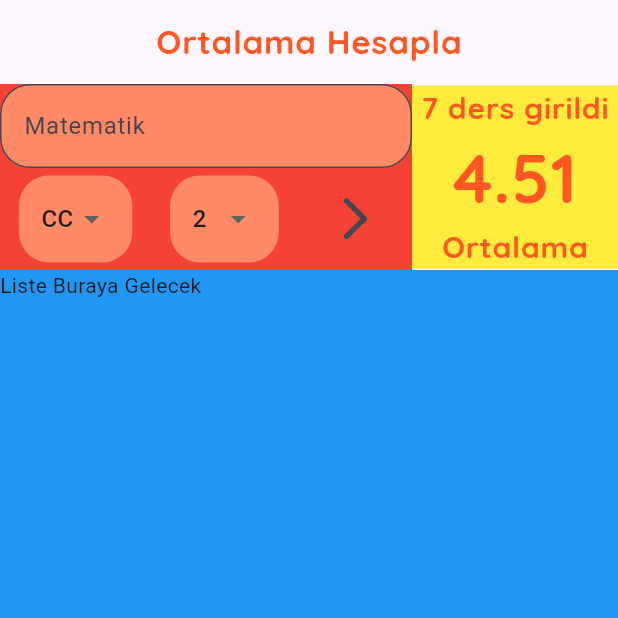
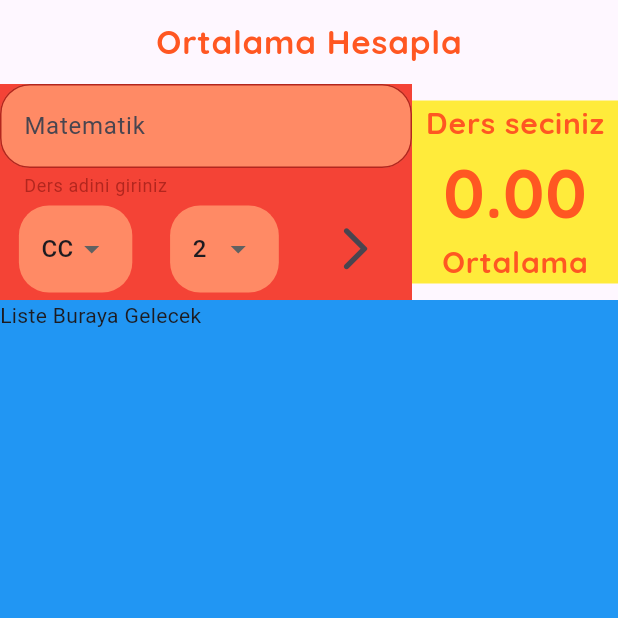
Before and after one commit to BurakTurker1/Flutter_Dinamik_Ortalama_Hesapla, a Flutter app: the screen it shows after launch, after a tap on the "arrow forward ios" icon, on a phone screen of 412 x 824 dp, the top half of it. Run offline on Flutter 3.47's test engine with Material 3 defaults, Android fonts, the light colour scheme and no system bars; our stand-ins replace google_fonts.

Commit message:
ortalama  hesaplama işlemi

```diff
--- a/lib/helper/data_helper.dart
+++ b/lib/helper/data_helper.dart
@@ -1,4 +1,5 @@
 import 'package:flutter/material.dart';
+import 'package:flutter_dinamik_ortalama_hesaplama/model/ders.dart';
 
 class DataHelper {
 /*
@@ -44,15 +45,43 @@ FF / 0.00 / 0 – 44
         return -1;
     }
   }
-  static List<DropdownMenuItem<double>> tumDerslerinHarfleri(){
-    return _tumDerslerinHarfleri().map((e) => DropdownMenuItem(child: Text(e),value: _harfNotaCevir(e),)).toList();
+
+  static List<DropdownMenuItem<double>> tumDerslerinHarfleri() {
+    return _tumDerslerinHarfleri()
+        .map((e) => DropdownMenuItem(
+              child: Text(e),
+              value: _harfNotaCevir(e),
+            ))
+        .toList();
   }
 
-  static List<int> _tumKrediler(){
-    return List.generate(10, (index) => index+1).toList();
+  static List<int> _tumKrediler() {
+    return List.generate(10, (index) => index + 1).toList();
   }
 
-  static List<DropdownMenuItem<double>> tumDerslerinKredileri(){
-    return _tumKrediler().map((e) => DropdownMenuItem(child: Text(e.toString()),value: e.toDouble(),)).toList();
+  static List<DropdownMenuItem<double>> tumDerslerinKredileri() {
+    return _tumKrediler()
+        .map((e) => DropdownMenuItem(
+              child: Text(e.toString()),
+              value: e.toDouble(),
+            ))
+        .toList();
+  }
+
+  static List<Ders> tumEklenenDersler = [];
+
+  static DersEkle(Ders ders) {
+    tumEklenenDersler.add(ders);
+  }
+
+  static double ortalamaHesapla() {
+    double toplamNot = 0;
+    double toplamKredi = 0;
+
+    tumEklenenDersler.forEach((element) {
+      toplamKredi += element.krediDegeri;
+      toplamNot = toplamNot + (element.krediDegeri * element.harfDegeri);
+    });
+    return toplamNot / toplamKredi;
   }
 }
--- /dev/null
+++ b/lib/model/ders.dart
@@ -0,0 +1,12 @@
+class Ders{
+  final String ad;
+  final double harfDegeri;
+  final double krediDegeri;
+
+  Ders({required this.ad,required this.harfDegeri,required this.krediDegeri});
+
+  @override
+  String toString() {
+    return 'Ders adi: $ad, Harf Degeri: $harfDegeri, Kredi Degeri: $krediDegeri';
+  }
+}
--- a/lib/widgets/ortalama_hesapla_page.dart
+++ b/lib/widgets/ortalama_hesapla_page.dart
@@ -2,6 +2,7 @@ import 'package:flutter/material.dart';
 import 'package:flutter/widgets.dart';
 import 'package:flutter_dinamik_ortalama_hesaplama/constants/app_constant.dart';
 import 'package:flutter_dinamik_ortalama_hesaplama/helper/data_helper.dart';
+import 'package:flutter_dinamik_ortalama_hesaplama/model/ders.dart';
 import 'package:flutter_dinamik_ortalama_hesaplama/widgets/ortalama_goster.dart';
 
 class OrtalamaHesaplaApp extends StatefulWidget {
@@ -16,6 +17,7 @@ class _OrtalamaHesaplaAppState extends State<OrtalamaHesaplaApp> {
 
   double secilenHarfDegeri = 2;
   double secilenKrediDegeri = 2;
+  String girilenDersAdi = ' ';
 
   @override
   Widget build(BuildContext context) {
@@ -47,8 +49,8 @@ class _OrtalamaHesaplaAppState extends State<OrtalamaHesaplaApp> {
                 flex: 1,
                 child: Container(
                   child: Ortalama_goster(
-                    ortalama: 4.512,
-                    dersSayisi: 7,
+                    ortalama: DataHelper.ortalamaHesapla(),
+                    dersSayisi: DataHelper.tumEklenenDersler.length,
                   ),
                   color: Colors.yellow,
                 ),
@@ -78,7 +80,10 @@ class _OrtalamaHesaplaAppState extends State<OrtalamaHesaplaApp> {
             children: [
               _BuildHarfler(),
               _BuildKrediler(),
-              IconButton(onPressed: (){}, icon: Icon(Icons.arrow_forward_ios_rounded),style: Sabitler.IconbuttonStyle),
+              IconButton(
+                  onPressed: _DersEkleveOrtalamaHesapla,
+                  icon: Icon(Icons.arrow_forward_ios_rounded),
+                  style: Sabitler.IconbuttonStyle),
             ],
           )
         ],
@@ -88,6 +93,17 @@ class _OrtalamaHesaplaAppState extends State<OrtalamaHesaplaApp> {
 
   _buildTextFormField() {
     return TextFormField(
+      onSaved: (deger) {
+        setState(() {
+          girilenDersAdi = deger!;
+        });
+      },
+      validator: (s) {
+        if (s!.length <= 0) {
+          return 'Ders adini giriniz';
+        } else
+          return null;
+      },
       decoration: InputDecoration(
         hintText: 'Matematik',
         border: OutlineInputBorder(
@@ -109,10 +125,11 @@ class _OrtalamaHesaplaAppState extends State<OrtalamaHesaplaApp> {
       child: DropdownButton<double>(
         value: secilenHarfDegeri,
         items: DataHelper.tumDerslerinHarfleri(),
-        underline: Container(),//Dropdownbutton altındaki çizgiyi kaldırmak için
+        underline:
+            Container(), //Dropdownbutton altındaki çizgiyi kaldırmak için
         onChanged: (deger) {
           setState(() {
-            secilenHarfDegeri =deger!;
+            secilenHarfDegeri = deger!;
           });
         },
       ),
@@ -128,13 +145,26 @@ class _OrtalamaHesaplaAppState extends State<OrtalamaHesaplaApp> {
       child: DropdownButton<double>(
         value: secilenKrediDegeri,
         items: DataHelper.tumDerslerinKredileri(),
-        underline: Container(),//Dropdownbutton altındaki çizgiyi kaldırmak için
+        underline:
+            Container(), //Dropdownbutton altındaki çizgiyi kaldırmak için
         onChanged: (deger) {
           setState(() {
-            secilenKrediDegeri =deger!;
+            secilenKrediDegeri = deger!;
           });
         },
       ),
     );
   }
+
+  _DersEkleveOrtalamaHesapla() {
+    if (formKey.currentState!.validate()) {
+      formKey.currentState!.save();
+      var eklenecekDers = Ders(
+          ad: girilenDersAdi,
+          harfDegeri: secilenHarfDegeri,
+          krediDegeri: secilenKrediDegeri);
+      DataHelper.DersEkle(eklenecekDers);
+      setState(() {});
+    }
+  }
 }
```
